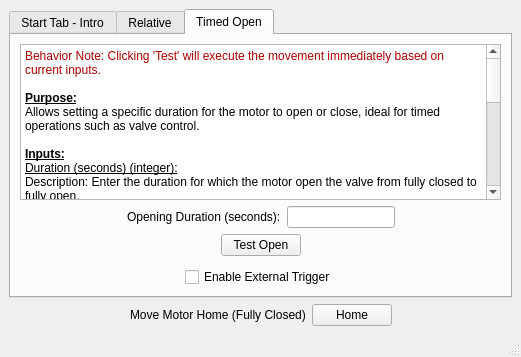
The window that mainwindow.ui (kpf5297/DValve) describes before a commit, drawn with Qt 5.
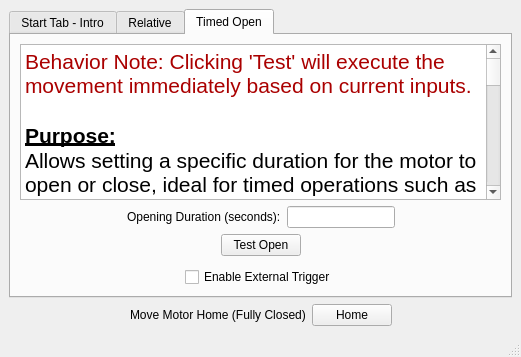
The same window after the commit. The open tabs and pages were chosen to show the change.

The edit to the form file:
```diff
--- a/mainwindow.ui
+++ b/mainwindow.ui
@@ -289,31 +289,31 @@
 li.unchecked::marker { content: &quot;\2610&quot;; }
 li.checked::marker { content: &quot;\2612&quot;; }
 &lt;/style&gt;&lt;/head&gt;&lt;body style=&quot; font-family:'Sans Serif'; font-size:9pt; font-weight:400; font-style:normal;&quot;&gt;
-&lt;p style=&quot; margin-top:0px; margin-bottom:0px; margin-left:0px; margin-right:0px; -qt-block-indent:0; text-indent:0px;&quot;&gt;&lt;span style=&quot; color:#aa0000;&quot;&gt;Behavior Note: Clicking 'Test' will execute the movement immediately based on current inputs.&lt;/span&gt;&lt;/p&gt;
-&lt;p style=&quot;-qt-paragraph-type:empty; margin-top:0px; margin-bottom:0px; margin-left:0px; margin-right:0px; -qt-block-indent:0; text-indent:0px; font-weight:700; text-decoration: underline;&quot;&gt;&lt;br /&gt;&lt;/p&gt;
-&lt;p style=&quot; margin-top:0px; margin-bottom:0px; margin-left:0px; margin-right:0px; -qt-block-indent:0; text-indent:0px;&quot;&gt;&lt;span style=&quot; font-weight:700; text-decoration: underline;&quot;&gt;Purpose:&lt;/span&gt;&lt;/p&gt;
-&lt;p style=&quot; margin-top:0px; margin-bottom:0px; margin-left:0px; margin-right:0px; -qt-block-indent:0; text-indent:0px;&quot;&gt;Allows setting a specific duration for the motor to open or close, ideal for timed operations such as valve control.&lt;/p&gt;
-&lt;p style=&quot;-qt-paragraph-type:empty; margin-top:0px; margin-bottom:0px; margin-left:0px; margin-right:0px; -qt-block-indent:0; text-indent:0px;&quot;&gt;&lt;br /&gt;&lt;/p&gt;
-&lt;p style=&quot; margin-top:0px; margin-bottom:0px; margin-left:0px; margin-right:0px; -qt-block-indent:0; text-indent:0px;&quot;&gt;&lt;span style=&quot; font-weight:700; text-decoration: underline;&quot;&gt;Inputs:&lt;/span&gt;&lt;/p&gt;
-&lt;p style=&quot; margin-top:0px; margin-bottom:0px; margin-left:0px; margin-right:0px; -qt-block-indent:0; text-indent:0px;&quot;&gt;&lt;span style=&quot; text-decoration: underline;&quot;&gt;Duration (seconds) (integer):&lt;/span&gt;&lt;/p&gt;
-&lt;p style=&quot; margin-top:0px; margin-bottom:0px; margin-left:0px; margin-right:0px; -qt-block-indent:0; text-indent:0px;&quot;&gt;Description: Enter the duration for which the motor open the valve from fully closed to fully open.&lt;/p&gt;
-&lt;p style=&quot; margin-top:0px; margin-bottom:0px; margin-left:0px; margin-right:0px; -qt-block-indent:0; text-indent:0px;&quot;&gt;Allowed Values: Positive integers representing seconds.  Current range is (9 &amp;lt;= x &amp;lt;= Infinite).&lt;/p&gt;
-&lt;p style=&quot; margin-top:0px; margin-bottom:0px; margin-left:0px; margin-right:0px; -qt-block-indent:0; text-indent:0px;&quot;&gt;Example: 10 for the motor to operate for 10 seconds.&lt;/p&gt;
-&lt;p style=&quot;-qt-paragraph-type:empty; margin-top:0px; margin-bottom:0px; margin-left:0px; margin-right:0px; -qt-block-indent:0; text-indent:0px;&quot;&gt;&lt;br /&gt;&lt;/p&gt;
-&lt;p style=&quot; margin-top:0px; margin-bottom:0px; margin-left:0px; margin-right:0px; -qt-block-indent:0; text-indent:0px;&quot;&gt;&lt;span style=&quot; font-weight:700; text-decoration: underline;&quot;&gt;Controls:&lt;/span&gt;&lt;/p&gt;
-&lt;p style=&quot; margin-top:0px; margin-bottom:0px; margin-left:0px; margin-right:0px; -qt-block-indent:0; text-indent:0px;&quot;&gt;&lt;span style=&quot; text-decoration: underline;&quot;&gt;Test Button:&lt;/span&gt;&lt;/p&gt;
-&lt;p style=&quot; margin-top:0px; margin-bottom:0px; margin-left:0px; margin-right:0px; -qt-block-indent:0; text-indent:0px;&quot;&gt;Function: Runs a test operation of the motor for the entered duration.&lt;/p&gt;
-&lt;p style=&quot; margin-top:0px; margin-bottom:0px; margin-left:0px; margin-right:0px; -qt-block-indent:0; text-indent:0px;&quot;&gt;Behavior Note: Clicking 'Test' will demonstrate how long the motor will run.&lt;/p&gt;
-&lt;p style=&quot;-qt-paragraph-type:empty; margin-top:0px; margin-bottom:0px; margin-left:0px; margin-right:0px; -qt-block-indent:0; text-indent:0px;&quot;&gt;&lt;br /&gt;&lt;/p&gt;
-&lt;p style=&quot; margin-top:0px; margin-bottom:0px; margin-left:0px; margin-right:0px; -qt-block-indent:0; text-indent:0px;&quot;&gt;&lt;span style=&quot; text-decoration: underline;&quot;&gt;External Trigger Checkbox:&lt;/span&gt;&lt;/p&gt;
-&lt;p style=&quot; margin-top:0px; margin-bottom:0px; margin-left:0px; margin-right:0px; -qt-block-indent:0; text-indent:0px;&quot;&gt;Description: Allows external triggers to control the motor for the set duration.&lt;/p&gt;
-&lt;p style=&quot; margin-top:0px; margin-bottom:0px; margin-left:0px; margin-right:0px; -qt-block-indent:0; text-indent:0px;&quot;&gt;Usage: Check this box to enable external trigger control.&lt;/p&gt;
-&lt;p style=&quot; margin-top:0px; margin-bottom:0px; margin-left:0px; margin-right:0px; -qt-block-indent:0; text-indent:0px;&quot;&gt;Note: Ensure external connections are secure and correct to prevent unintended operations.  Presently 3.3V (Active Low)&lt;/p&gt;
-&lt;p style=&quot;-qt-paragraph-type:empty; margin-top:0px; margin-bottom:0px; margin-left:0px; margin-right:0px; -qt-block-indent:0; text-indent:0px;&quot;&gt;&lt;br /&gt;&lt;/p&gt;
-&lt;p style=&quot; margin-top:0px; margin-bottom:0px; margin-left:0px; margin-right:0px; -qt-block-indent:0; text-indent:0px;&quot;&gt;&lt;span style=&quot; font-weight:700; text-decoration: underline;&quot;&gt;Safety and Usage Notes:&lt;/span&gt;&lt;/p&gt;
-&lt;p style=&quot; margin-top:0px; margin-bottom:0px; margin-left:0px; margin-right:0px; -qt-block-indent:0; text-indent:0px;&quot;&gt;Confirm the duration is within safe operational limits.&lt;/p&gt;
-&lt;p style=&quot;-qt-paragraph-type:empty; margin-top:0px; margin-bottom:0px; margin-left:0px; margin-right:0px; -qt-block-indent:0; text-indent:0px;&quot;&gt;&lt;br /&gt;&lt;/p&gt;
-&lt;p style=&quot; margin-top:0px; margin-bottom:0px; margin-left:0px; margin-right:0px; -qt-block-indent:0; text-indent:0px;&quot;&gt;When using external triggers, verify all connections and ensure the system is in a safe state before enabling.&lt;/p&gt;&lt;/body&gt;&lt;/html&gt;</string>
+&lt;p style=&quot; margin-top:0px; margin-bottom:0px; margin-left:0px; margin-right:0px; -qt-block-indent:0; text-indent:0px;&quot;&gt;&lt;span style=&quot; font-size:16pt; color:#aa0000;&quot;&gt;Behavior Note: Clicking 'Test' will execute the movement immediately based on current inputs.&lt;/span&gt;&lt;/p&gt;
+&lt;p style=&quot;-qt-paragraph-type:empty; margin-top:0px; margin-bottom:0px; margin-left:0px; margin-right:0px; -qt-block-indent:0; text-indent:0px; font-size:16pt; font-weight:700; text-decoration: underline;&quot;&gt;&lt;br /&gt;&lt;/p&gt;
+&lt;p style=&quot; margin-top:0px; margin-bottom:0px; margin-left:0px; margin-right:0px; -qt-block-indent:0; text-indent:0px;&quot;&gt;&lt;span style=&quot; font-size:16pt; font-weight:700; text-decoration: underline;&quot;&gt;Purpose:&lt;/span&gt;&lt;/p&gt;
+&lt;p style=&quot; margin-top:0px; margin-bottom:0px; margin-left:0px; margin-right:0px; -qt-block-indent:0; text-indent:0px;&quot;&gt;&lt;span style=&quot; font-size:16pt;&quot;&gt;Allows setting a specific duration for the motor to open or close, ideal for timed operations such as valve control.&lt;/span&gt;&lt;/p&gt;
+&lt;p style=&quot;-qt-paragraph-type:empty; margin-top:0px; margin-bottom:0px; margin-left:0px; margin-right:0px; -qt-block-indent:0; text-indent:0px; font-size:16pt;&quot;&gt;&lt;br /&gt;&lt;/p&gt;
+&lt;p style=&quot; margin-top:0px; margin-bottom:0px; margin-left:0px; margin-right:0px; -qt-block-indent:0; text-indent:0px;&quot;&gt;&lt;span style=&quot; font-size:16pt; font-weight:700; text-decoration: underline;&quot;&gt;Inputs:&lt;/span&gt;&lt;/p&gt;
+&lt;p style=&quot; margin-top:0px; margin-bottom:0px; margin-left:0px; margin-right:0px; -qt-block-indent:0; text-indent:0px;&quot;&gt;&lt;span style=&quot; font-size:16pt; text-decoration: underline;&quot;&gt;Duration (seconds) (integer):&lt;/span&gt;&lt;/p&gt;
+&lt;p style=&quot; margin-top:0px; margin-bottom:0px; margin-left:0px; margin-right:0px; -qt-block-indent:0; text-indent:0px;&quot;&gt;&lt;span style=&quot; font-size:16pt;&quot;&gt;Description: Enter the duration for which the motor open the valve from fully closed to fully open.&lt;/span&gt;&lt;/p&gt;
+&lt;p style=&quot; margin-top:0px; margin-bottom:0px; margin-left:0px; margin-right:0px; -qt-block-indent:0; text-indent:0px;&quot;&gt;&lt;span style=&quot; font-size:16pt;&quot;&gt;Allowed Values: Positive integers representing seconds.  Current range is (9 &amp;lt;= x &amp;lt;= Infinite).&lt;/span&gt;&lt;/p&gt;
+&lt;p style=&quot; margin-top:0px; margin-bottom:0px; margin-left:0px; margin-right:0px; -qt-block-indent:0; text-indent:0px;&quot;&gt;&lt;span style=&quot; font-size:16pt;&quot;&gt;Example: 10 for the motor to operate for 10 seconds.&lt;/span&gt;&lt;/p&gt;
+&lt;p style=&quot;-qt-paragraph-type:empty; margin-top:0px; margin-bottom:0px; margin-left:0px; margin-right:0px; -qt-block-indent:0; text-indent:0px; font-size:16pt;&quot;&gt;&lt;br /&gt;&lt;/p&gt;
+&lt;p style=&quot; margin-top:0px; margin-bottom:0px; margin-left:0px; margin-right:0px; -qt-block-indent:0; text-indent:0px;&quot;&gt;&lt;span style=&quot; font-size:16pt; font-weight:700; text-decoration: underline;&quot;&gt;Controls:&lt;/span&gt;&lt;/p&gt;
+&lt;p style=&quot; margin-top:0px; margin-bottom:0px; margin-left:0px; margin-right:0px; -qt-block-indent:0; text-indent:0px;&quot;&gt;&lt;span style=&quot; font-size:16pt; text-decoration: underline;&quot;&gt;Test Button:&lt;/span&gt;&lt;/p&gt;
+&lt;p style=&quot; margin-top:0px; margin-bottom:0px; margin-left:0px; margin-right:0px; -qt-block-indent:0; text-indent:0px;&quot;&gt;&lt;span style=&quot; font-size:16pt;&quot;&gt;Function: Runs a test operation of the motor for the entered duration.&lt;/span&gt;&lt;/p&gt;
+&lt;p style=&quot; margin-top:0px; margin-bottom:0px; margin-left:0px; margin-right:0px; -qt-block-indent:0; text-indent:0px;&quot;&gt;&lt;span style=&quot; font-size:16pt;&quot;&gt;Behavior Note: Clicking 'Test' will demonstrate how long the motor will run.&lt;/span&gt;&lt;/p&gt;
+&lt;p style=&quot;-qt-paragraph-type:empty; margin-top:0px; margin-bottom:0px; margin-left:0px; margin-right:0px; -qt-block-indent:0; text-indent:0px; font-size:16pt;&quot;&gt;&lt;br /&gt;&lt;/p&gt;
+&lt;p style=&quot; margin-top:0px; margin-bottom:0px; margin-left:0px; margin-right:0px; -qt-block-indent:0; text-indent:0px;&quot;&gt;&lt;span style=&quot; font-size:16pt; text-decoration: underline;&quot;&gt;External Trigger Checkbox:&lt;/span&gt;&lt;/p&gt;
+&lt;p style=&quot; margin-top:0px; margin-bottom:0px; margin-left:0px; margin-right:0px; -qt-block-indent:0; text-indent:0px;&quot;&gt;&lt;span style=&quot; font-size:16pt;&quot;&gt;Description: Allows external triggers to control the motor for the set duration.&lt;/span&gt;&lt;/p&gt;
+&lt;p style=&quot; margin-top:0px; margin-bottom:0px; margin-left:0px; margin-right:0px; -qt-block-indent:0; text-indent:0px;&quot;&gt;&lt;span style=&quot; font-size:16pt;&quot;&gt;Usage: Check this box to enable external trigger control.&lt;/span&gt;&lt;/p&gt;
+&lt;p style=&quot; margin-top:0px; margin-bottom:0px; margin-left:0px; margin-right:0px; -qt-block-indent:0; text-indent:0px;&quot;&gt;&lt;span style=&quot; font-size:16pt;&quot;&gt;Note: Ensure external connections are secure and correct to prevent unintended operations.  Presently 3.3V (Active Low)&lt;/span&gt;&lt;/p&gt;
+&lt;p style=&quot;-qt-paragraph-type:empty; margin-top:0px; margin-bottom:0px; margin-left:0px; margin-right:0px; -qt-block-indent:0; text-indent:0px; font-size:16pt;&quot;&gt;&lt;br /&gt;&lt;/p&gt;
+&lt;p style=&quot; margin-top:0px; margin-bottom:0px; margin-left:0px; margin-right:0px; -qt-block-indent:0; text-indent:0px;&quot;&gt;&lt;span style=&quot; font-size:16pt; font-weight:700; text-decoration: underline;&quot;&gt;Safety and Usage Notes:&lt;/span&gt;&lt;/p&gt;
+&lt;p style=&quot; margin-top:0px; margin-bottom:0px; margin-left:0px; margin-right:0px; -qt-block-indent:0; text-indent:0px;&quot;&gt;&lt;span style=&quot; font-size:16pt;&quot;&gt;Confirm the duration is within safe operational limits.&lt;/span&gt;&lt;/p&gt;
+&lt;p style=&quot;-qt-paragraph-type:empty; margin-top:0px; margin-bottom:0px; margin-left:0px; margin-right:0px; -qt-block-indent:0; text-indent:0px; font-size:16pt;&quot;&gt;&lt;br /&gt;&lt;/p&gt;
+&lt;p style=&quot; margin-top:0px; margin-bottom:0px; margin-left:0px; margin-right:0px; -qt-block-indent:0; text-indent:0px;&quot;&gt;&lt;span style=&quot; font-size:16pt;&quot;&gt;When using external triggers, verify all connections and ensure the system is in a safe state before enabling.&lt;/span&gt;&lt;/p&gt;&lt;/body&gt;&lt;/html&gt;</string>
           </property>
          </widget>
         </item>
```
Left out of the diff: 54 changed lines with no effect on the pictures.
